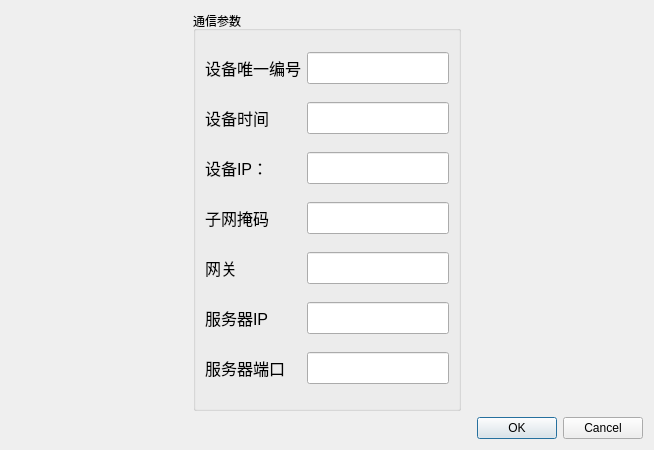
The window that dialogparams.ui (byteman/bullet) describes before a commit, drawn with Qt 5.
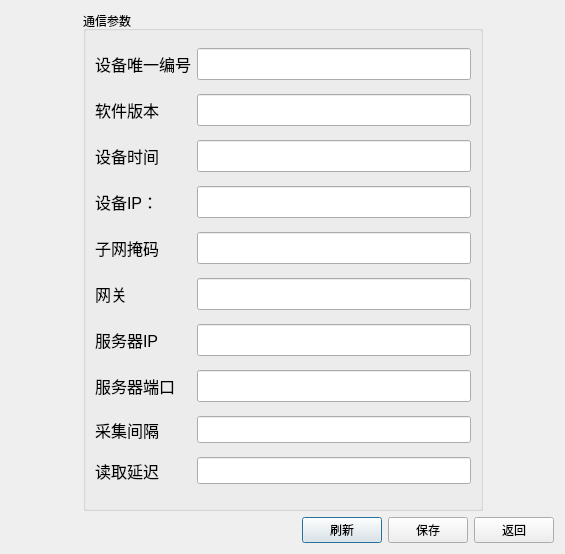
The same window after the commit.

Diff of the .ui file:
```diff
--- a/dialogparams.ui
+++ b/dialogparams.ui
@@ -6,8 +6,8 @@
    <rect>
     <x>0</x>
     <y>0</y>
-    <width>654</width>
-    <height>446</height>
+    <width>565</width>
+    <height>553</height>
    </rect>
   </property>
   <property name="windowTitle">
@@ -39,8 +39,8 @@
        </property>
        <property name="minimumSize">
         <size>
-         <width>0</width>
-         <height>400</height>
+         <width>400</width>
+         <height>500</height>
         </size>
        </property>
        <property name="maximumSize">
@@ -53,6 +53,144 @@
         <string>通信参数</string>
        </property>
        <layout class="QGridLayout" name="gridLayout">
+        <item row="8" column="1">
+         <widget class="QLineEdit" name="edtServerPort">
+          <property name="minimumSize">
+           <size>
+            <width>0</width>
+            <height>32</height>
+           </size>
+          </property>
+          <property name="font">
+           <font>
+            <family>Arial</family>
+            <pointsize>12</pointsize>
+           </font>
+          </property>
+          <property name="text">
+           <string/>
+          </property>
+         </widget>
+        </item>
+        <item row="3" column="1">
+         <widget class="QLineEdit" name="edtTime">
+          <property name="minimumSize">
+           <size>
+            <width>0</width>
+            <height>32</height>
+           </size>
+          </property>
+          <property name="font">
+           <font>
+            <family>Arial</family>
+            <pointsize>12</pointsize>
+           </font>
+          </property>
+          <property name="text">
+           <string/>
+          </property>
+         </widget>
+        </item>
+        <item row="7" column="1">
+         <widget class="QLineEdit" name="edtServerIp">
+          <property name="minimumSize">
+           <size>
+            <width>0</width>
+            <height>32</height>
+           </size>
+          </property>
+          <property name="font">
+           <font>
+            <family>Arial</family>
+            <pointsize>12</pointsize>
+           </font>
+          </property>
+          <property name="text">
+           <string/>
+          </property>
+         </widget>
+        </item>
+        <item row="9" column="1">
+         <widget class="QLineEdit" name="edtDelay">
+          <property name="font">
+           <font>
+            <family>Arial</family>
+            <pointsize>12</pointsize>
+           </font>
+          </property>
+         </widget>
+        </item>
+        <item row="6" column="1">
+         <widget class="QLineEdit" name="edtGateway">
+          <property name="minimumSize">
+           <size>
+            <width>0</width>
+            <height>32</height>
+           </size>
+          </property>
+          <property name="font">
+           <font>
+            <family>Arial</family>
+            <pointsize>12</pointsize>
+           </font>
+          </property>
+          <property name="text">
+           <string/>
+          </property>
+         </widget>
+        </item>
+        <item row="8" column="0">
+         <widget class="QLabel" name="label_20">
+          <property name="font">
+           <font>
+            <family>Arial</family>
+            <pointsize>12</pointsize>
+           </font>
+          </property>
+          <property name="text">
+           <string>服务器端口</string>
+          </property>
+         </widget>
+        </item>
+        <item row="3" column="0">
+         <widget class="QLabel" name="label_7">
+          <property name="font">
+           <font>
+            <family>Arial</family>
+            <pointsize>12</pointsize>
+           </font>
+          </property>
+          <property name="text">
+           <string>设备时间</string>
+          </property>
+         </widget>
+        </item>
+        <item row="7" column="0">
+         <widget class="QLabel" name="label_14">
+          <property name="font">
+           <font>
+            <family>Arial</family>
+            <pointsize>12</pointsize>
+           </font>
+          </property>
+          <property name="text">
+           <string>服务器IP</string>
+          </property>
+         </widget>
+        </item>
+        <item row="9" column="0">
+         <widget class="QLabel" name="label">
+          <property name="font">
+           <font>
+            <family>Arial</family>
+            <pointsize>12</pointsize>
+           </font>
+          </property>
+          <property name="text">
+           <string>采集间隔</string>
+          </property>
+         </widget>
+        </item>
         <item row="1" column="0">
          <widget class="QLabel" name="label_8">
           <property name="font">
@@ -66,58 +204,7 @@
           </property>
          </widget>
         </item>
-        <item row="2" column="1">
-         <widget class="QLineEdit" name="edtTime">
-          <property name="minimumSize">
-           <size>
-            <width>0</width>
-            <height>32</height>
-           </size>
-          </property>
-          <property name="font">
-           <font>
-            <family>Arial</family>
-            <pointsize>12</pointsize>
-           </font>
-          </property>
-          <property name="text">
-           <string/>
-          </property>
-         </widget>
-        </item>
-        <item row="3" column="0">
-         <widget class="QLabel" name="label_13">
-          <property name="font">
-           <font>
-            <family>Arial</family>
-            <pointsize>12</pointsize>
-           </font>
-          </property>
-          <property name="text">
-           <string>设备IP：</string>
-          </property>
-         </widget>
-        </item>
-        <item row="4" column="1">
-         <widget class="QLineEdit" name="edtNetmask">
-          <property name="minimumSize">
-           <size>
-            <width>0</width>
-            <height>32</height>
-           </size>
-          </property>
-          <property name="font">
-           <font>
-            <family>Arial</family>
-            <pointsize>12</pointsize>
-           </font>
-          </property>
-          <property name="text">
-           <string/>
-          </property>
-         </widget>
-        </item>
-        <item row="5" column="0">
+        <item row="6" column="0">
          <widget class="QLabel" name="label_18">
           <property name="font">
            <font>
@@ -130,8 +217,8 @@
           </property>
          </widget>
         </item>
-        <item row="5" column="1">
-         <widget class="QLineEdit" name="edtGateway">
+        <item row="4" column="1">
+         <widget class="QLineEdit" name="edtDevIp">
           <property name="minimumSize">
            <size>
             <width>0</width>
@@ -149,8 +236,8 @@
           </property>
          </widget>
         </item>
-        <item row="2" column="0">
-         <widget class="QLabel" name="label_7">
+        <item row="10" column="0">
+         <widget class="QLabel" name="label_2">
           <property name="font">
            <font>
             <family>Arial</family>
@@ -158,11 +245,11 @@
            </font>
           </property>
           <property name="text">
-           <string>设备时间</string>
+           <string>读取延迟</string>
           </property>
          </widget>
         </item>
-        <item row="4" column="0">
+        <item row="5" column="0">
          <widget class="QLabel" name="label_17">
           <property name="font">
            <font>
@@ -175,6 +262,48 @@
           </property>
          </widget>
         </item>
+        <item row="10" column="1">
+         <widget class="QLineEdit" name="edtTimeOut">
+          <property name="font">
+           <font>
+            <family>Arial</family>
+            <pointsize>12</pointsize>
+           </font>
+          </property>
+         </widget>
+        </item>
+        <item row="5" column="1">
+         <widget class="QLineEdit" name="edtNetmask">
+          <property name="minimumSize">
+           <size>
+            <width>0</width>
+            <height>32</height>
+           </size>
+          </property>
+          <property name="font">
+           <font>
+            <family>Arial</family>
+            <pointsize>12</pointsize>
+           </font>
+          </property>
+          <property name="text">
+           <string/>
+          </property>
+         </widget>
+        </item>
+        <item row="4" column="0">
+         <widget class="QLabel" name="label_13">
+          <property name="font">
+           <font>
+            <family>Arial</family>
+            <pointsize>12</pointsize>
+           </font>
+          </property>
+          <property name="text">
+           <string>设备IP：</string>
+          </property>
+         </widget>
+        </item>
         <item row="1" column="1">
          <widget class="QLineEdit" name="edtDevId">
           <property name="minimumSize">
@@ -191,8 +320,8 @@
           </property>
          </widget>
         </item>
-        <item row="6" column="0">
-         <widget class="QLabel" name="label_14">
+        <item row="2" column="0">
+         <widget class="QLabel" name="label_3">
           <property name="font">
            <font>
             <family>Arial</family>
@@ -200,12 +329,12 @@
            </font>
           </property>
           <property name="text">
-           <string>服务器IP</string>
+           <string>软件版本</string>
           </property>
          </widget>
         </item>
-        <item row="6" column="1">
-         <widget class="QLineEdit" name="edtServerIp">
+        <item row="2" column="1">
+         <widget class="QLineEdit" name="edtVer">
           <property name="minimumSize">
            <size>
             <width>0</width>
@@ -217,60 +346,6 @@
             <family>Arial</family>
             <pointsize>12</pointsize>
            </font>
-          </property>
-          <property name="text">
-           <string/>
-          </property>
-         </widget>
-        </item>
-        <item row="7" column="0">
-         <widget class="QLabel" name="label_20">
-          <property name="font">
-           <font>
-            <family>Arial</family>
-            <pointsize>12</pointsize>
-           </font>
-          </property>
-          <property name="text">
-           <string>服务器端口</string>
-          </property>
-         </widget>
-        </item>
-        <item row="7" column="1">
-         <widget class="QLineEdit" name="edtServerPort">
-          <property name="minimumSize">
-           <size>
-            <width>0</width>
-            <height>32</height>
-           </size>
-          </property>
-          <property name="font">
-           <font>
-            <family>Arial</family>
-            <pointsize>12</pointsize>
-           </font>
-          </property>
-          <property name="text">
-           <string/>
-          </property>
-         </widget>
-        </item>
-        <item row="3" column="1">
-         <widget class="QLineEdit" name="edtDevIp">
-          <property name="minimumSize">
-           <size>
-            <width>0</width>
-            <height>32</height>
-           </size>
-          </property>
-          <property name="font">
-           <font>
-            <family>Arial</family>
-            <pointsize>12</pointsize>
-           </font>
-          </property>
-          <property name="text">
-           <string/>
           </property>
          </widget>
         </item>
@@ -293,14 +368,42 @@
     </layout>
    </item>
    <item>
-    <widget class="QDialogButtonBox" name="buttonBox">
-     <property name="orientation">
-      <enum>Qt::Horizontal</enum>
-     </property>
-     <property name="standardButtons">
-      <set>QDialogButtonBox::Cancel|QDialogButtonBox::Ok</set>
-     </property>
-    </widget>
+    <layout class="QHBoxLayout" name="horizontalLayout">
+     <item>
+      <spacer name="horizontalSpacer">
+       <property name="orientation">
+        <enum>Qt::Horizontal</enum>
+       </property>
+       <property name="sizeHint" stdset="0">
+        <size>
+         <width>40</width>
+         <height>20</height>
+        </size>
+       </property>
+      </spacer>
+     </item>
+     <item>
+      <widget class="QPushButton" name="btnRead">
+       <property name="text">
+        <string>刷新</string>
+       </property>
+      </widget>
+     </item>
+     <item>
+      <widget class="QPushButton" name="btnSave">
+       <property name="text">
+        <string>保存</string>
+       </property>
+      </widget>
+     </item>
+     <item>
+      <widget class="QPushButton" name="btnExit">
+       <property name="text">
+        <string>返回</string>
+       </property>
+      </widget>
+     </item>
+    </layout>
    </item>
   </layout>
  </widget>
```
Left out of the diff: 37 changed lines with no effect on the pictures.
